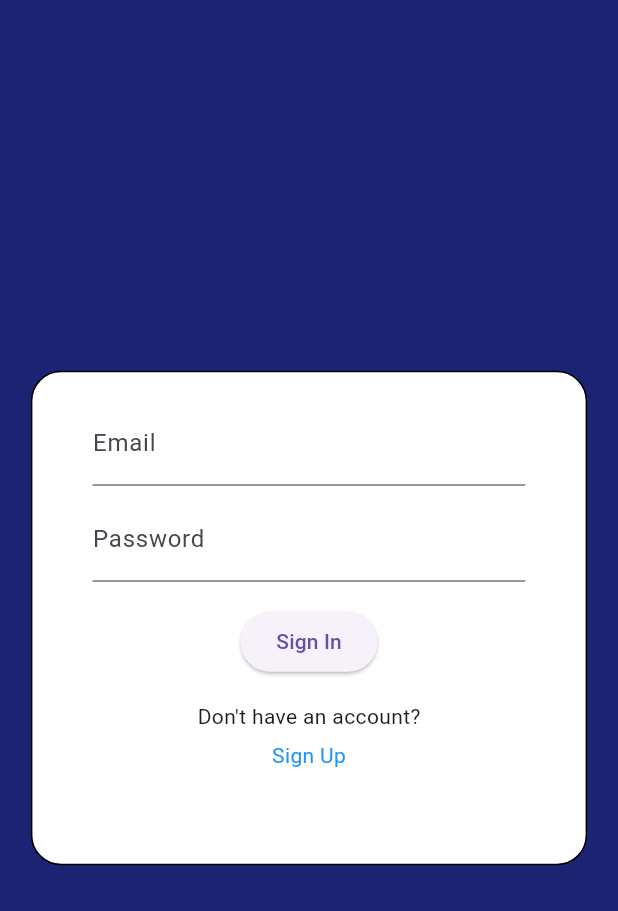
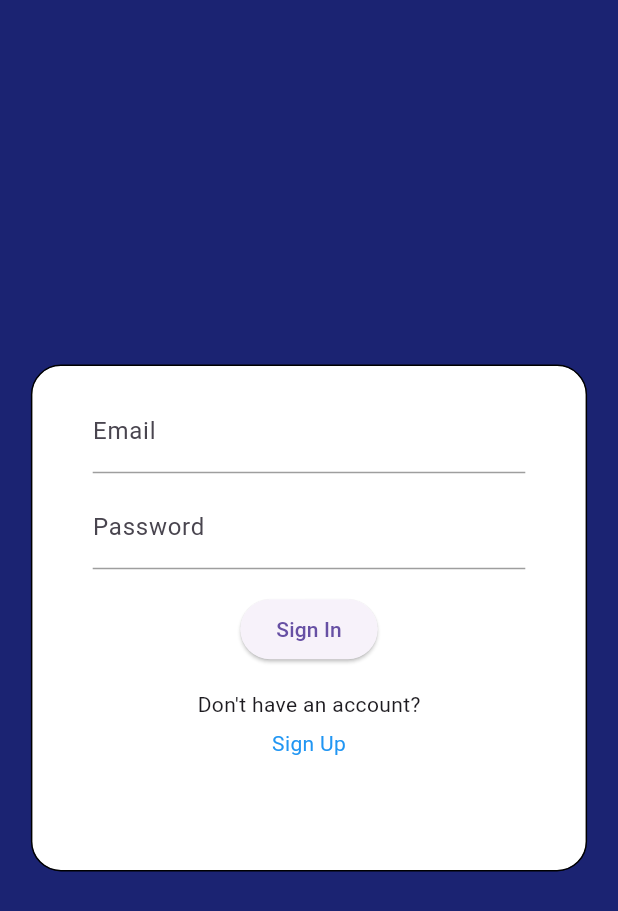
Before and after one commit to nk1412/GCET-TransportApp, a Flutter app: the screen it shows after launch, on a phone screen of 412 x 824 dp. Shown: the top 911 px of the screen. Run offline on Flutter 3.47's test engine with Material 3 defaults, Android fonts, the phone set to English and light mode, and no system bars; our stand-ins replace firebase_auth, firebase_core, geolocator, google_maps_flutter, permission_handler; accounts and stored records are empty.

Commit message:
Changes to be committed: 	modified:   lib/navigation_widget.dart 	modified:   lib/signin.dart 	modified:   lib/signup.dart

```diff
--- a/lib/navigation_widget.dart
+++ b/lib/navigation_widget.dart
@@ -4,6 +4,7 @@ import 'package:flutter/material.dart';
 import 'package:permission_handler/permission_handler.dart';
 import 'google_map_widget.dart';
 import 'package:firebase_auth/firebase_auth.dart';
+import 'signin.dart';
 
 class NavigationWidget extends StatefulWidget {
   final String userId;
@@ -21,7 +22,10 @@ class _NavigationWidgetState extends State<NavigationWidget> {
   try {
     await FirebaseAuth.instance.signOut();
     // Navigate back to SignInPage
-    Navigator.pop(context);
+    //Navigator.pop(context);
+    Navigator.of(context).push(
+                              MaterialPageRoute(builder: (context) => const SignInPage()),
+                            );
   } catch (e) {
     print('Failed to sign out: $e');
   }
--- a/lib/signin.dart
+++ b/lib/signin.dart
@@ -16,6 +16,9 @@ class SignInPage extends StatefulWidget {
 class _SignInPageState extends State<SignInPage> {
   final TextEditingController _emailController = TextEditingController();
   final TextEditingController _passwordController = TextEditingController();
+  String? _eerrorMessage;
+  String? _perrorMessage;
+  bool _errorOccurred = false;
 
   @override
   void initState() {
@@ -32,24 +35,61 @@ class _SignInPageState extends State<SignInPage> {
     });
   }
 
+  Future<void> signup() async {
+    setState(() {
+      _eerrorMessage = null;
+      _perrorMessage = null;
+      _errorOccurred = false;
+    });
+    _emailController.clear();
+    _passwordController.clear();
+  }
+
   Future<void> _signInWithEmailAndPassword() async {
+    setState(() {
+      _eerrorMessage = null;
+      _perrorMessage = null;
+      _errorOccurred = false;
+    });
+
+    FocusScope.of(context).unfocus();
     try {
-      UserCredential userCredential = await FirebaseAuth.instance.signInWithEmailAndPassword(
+      await FirebaseAuth.instance.signInWithEmailAndPassword(
         email: _emailController.text,
         password: _passwordController.text,
       );
-      print('User signed in: ${userCredential.user!.uid}');
       Navigator.pushReplacement(
         context,
         MaterialPageRoute(builder: (context) => NavigationWidget(userId: _emailController.text)), // Navigate to the home page
       );
     } catch (e) {
-      print('Failed to sign in: $e');
+      if (e is FirebaseAuthException) {
+        if (e.code == "wrong-password") {
+          setState(() {
+            _perrorMessage = "Wrong password. Please try again.";
+            _errorOccurred = true;
+          });
+        }
+        if (e.code == "user-not-found") {
+          setState(() {
+            _eerrorMessage = "User does not exist, please create an account first.";
+            _errorOccurred = true;
+          });
+        }
+        if (e.code == "invalid-email") {
+          setState(() {
+            _eerrorMessage = "Invalid Email, please recheck!";
+            _errorOccurred = true;
+          });
+        }
+      }
+      print('Failed to sign up: $e');
     }
   }
 
   @override
   Widget build(BuildContext context) {
+    double containerHeight = _errorOccurred ? MediaQuery.of(context).size.height * 0.4 : MediaQuery.of(context).size.height * 0.41;
     return MaterialApp(
       home: Scaffold(
         backgroundColor: const Color.fromARGB(255, 27, 35, 114),
@@ -60,24 +100,43 @@ class _SignInPageState extends State<SignInPage> {
                   border: Border.all(),
                   borderRadius: BorderRadius.circular(20),
                 ),
-            height: MediaQuery.of(context).size.height * 0.4,
+            height: containerHeight,
             width: MediaQuery.of(context).size.width * 0.9,
+            child: Center(
               child: Column(
                 mainAxisAlignment: MainAxisAlignment.center,
                 children: [
                   SizedBox(
                     width: MediaQuery.of(context).size.width * 0.7,
-                  height: MediaQuery.of(context).size.height * 0.35,
+                    height: MediaQuery.of(context).size.height * 0.37,
                     child: Column(
                       children: [
-                      TextField(
+                        TextFormField(
                           controller: _emailController,
-                        decoration: const InputDecoration(labelText: 'Email'),
+                          decoration: InputDecoration(
+                            labelText: 'Email',
+                            errorText: _eerrorMessage,
+                            focusedBorder: UnderlineInputBorder(
+                              borderSide: BorderSide(color: _eerrorMessage != null ? Colors.red : Colors.blue),
+                            ),
+                            enabledBorder: UnderlineInputBorder(
+                              borderSide: BorderSide(color: _eerrorMessage != null ? Colors.red : Colors.grey),
+                            ),
+                          ),
                         ),
                         const SizedBox(height: 8.0),
-                      TextField(
+                        TextFormField(
                           controller: _passwordController,
-                        decoration: const InputDecoration(labelText: 'Password'),
+                          decoration: InputDecoration(
+                            labelText: 'Password',
+                            errorText: _perrorMessage,
+                            focusedBorder: UnderlineInputBorder(
+                              borderSide: BorderSide(color: _perrorMessage != null ? Colors.red : Colors.blue),
+                            ),
+                            enabledBorder: UnderlineInputBorder(
+                              borderSide: BorderSide(color: _perrorMessage != null ? Colors.red : Colors.grey),
+                            ),
+                          ),
                           obscureText: true,
                         ),
                         const SizedBox(height: 16.0),
@@ -89,7 +148,10 @@ class _SignInPageState extends State<SignInPage> {
                         const Text("Don't have an account?"),
                         const SizedBox(height: 6.0),
                         InkWell(
-                        onTap: (){Navigator.of(context).push(
+                          onTap: (){
+                            signup();
+
+                            Navigator.of(context).push(
                               MaterialPageRoute(builder: (context) => const SignUpPage()),
                             );
                           },
@@ -103,6 +165,7 @@ class _SignInPageState extends State<SignInPage> {
             ),
           ),
         ),
+      ),
     );
   }
 }
```
Also changed, not shown: lib/signup.dart (+4 -3 lines). Lines whose indentation alone changed are shown as unchanged.
